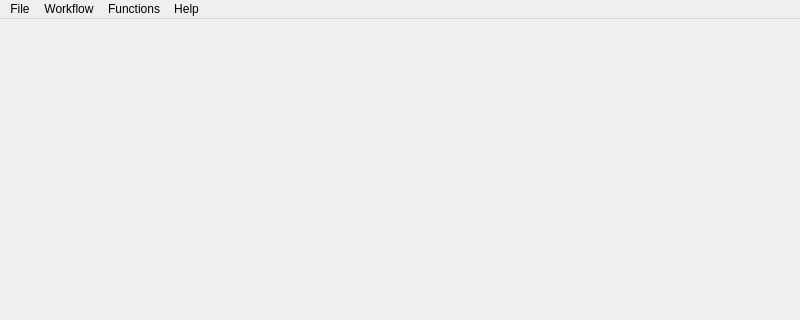
Above: mantidimaging/gui/ui/main_window.ui from mantidproject/mantidimaging before the change; both pictures show x 0 to 800 and y 0 to 320 of the 800 by 600 pixel window. Below: the same form after it.
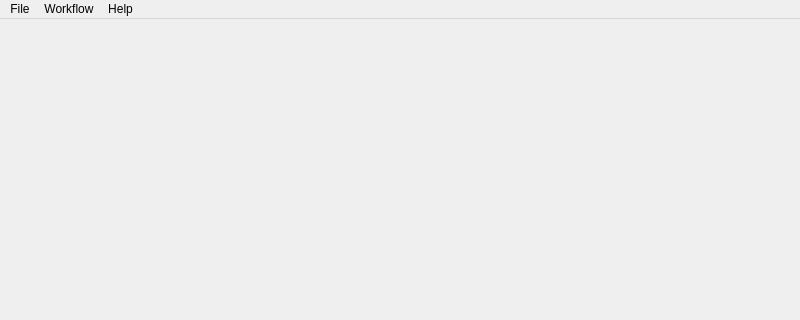
That is the form after the change. Icons and pictures are not drawn.

Commit message: Moves Compare Images action to Workflow

```diff
--- a/mantidimaging/gui/ui/main_window.ui
+++ b/mantidimaging/gui/ui/main_window.ui
@@ -54,15 +54,8 @@
     <addaction name="actionAbout"/>
     <addaction name="actionDebug_Me"/>
    </widget>
-   <widget class="QMenu" name="menuFunctions">
-    <property name="title">
-     <string>Functions</string>
-    </property>
-    <addaction name="actionCompareImages"/>
-   </widget>
    <addaction name="menuFile"/>
    <addaction name="menuWorkflow"/>
-   <addaction name="menuFunctions"/>
    <addaction name="menuHelp"/>
   </widget>
   <action name="actionLoad">
```
Left out of the diff: 1 changed line with no effect on the pictures.
